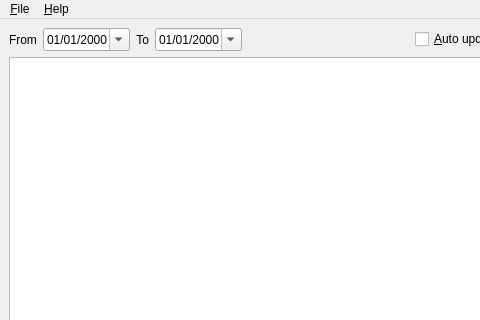
Above: gui/mainwindow.ui from nsmgr8/ifmon before the change; both pictures show x 0 to 480 and y 0 to 320 of the 600 by 500 pixel window. Below: the same form after it.
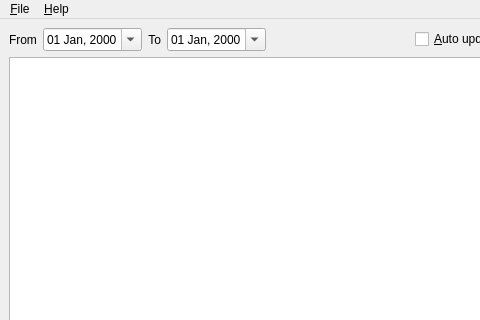
That is the form after the change.

Diff of the .ui file:
```diff
--- a/gui/mainwindow.ui
+++ b/gui/mainwindow.ui
@@ -10,6 +10,12 @@
     <height>500</height>
    </rect>
   </property>
+  <property name="sizePolicy">
+   <sizepolicy hsizetype="Fixed" vsizetype="Preferred">
+    <horstretch>0</horstretch>
+    <verstretch>0</verstretch>
+   </sizepolicy>
+  </property>
   <property name="minimumSize">
    <size>
     <width>600</width>
@@ -18,7 +24,7 @@
   </property>
   <property name="maximumSize">
    <size>
-    <width>650</width>
+    <width>750</width>
     <height>16777215</height>
    </size>
   </property>
@@ -39,7 +45,7 @@
       <item>
        <widget class="QDateEdit" name="dateFrom">
         <property name="displayFormat">
-         <string>dd/MM/yyyy</string>
+         <string>dd MMM, yyyy</string>
         </property>
         <property name="calendarPopup">
          <bool>true</bool>
@@ -59,7 +65,7 @@
       <item>
        <widget class="QDateEdit" name="dateTo">
         <property name="displayFormat">
-         <string>dd/MM/yyyy</string>
+         <string>dd MMM, yyyy</string>
         </property>
         <property name="calendarPopup">
          <bool>true</bool>
```
Left out of the diff: 4 changed lines with no effect on the pictures.
